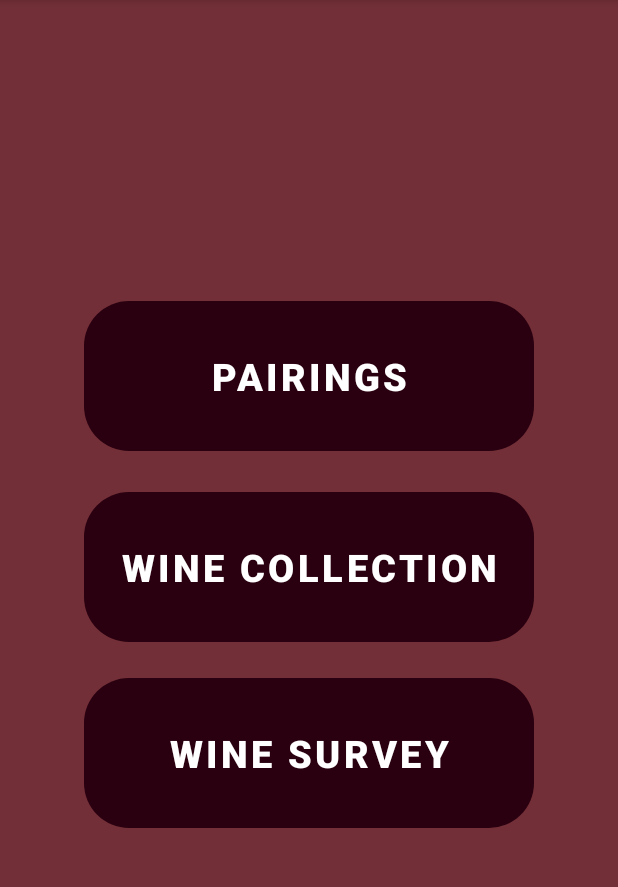
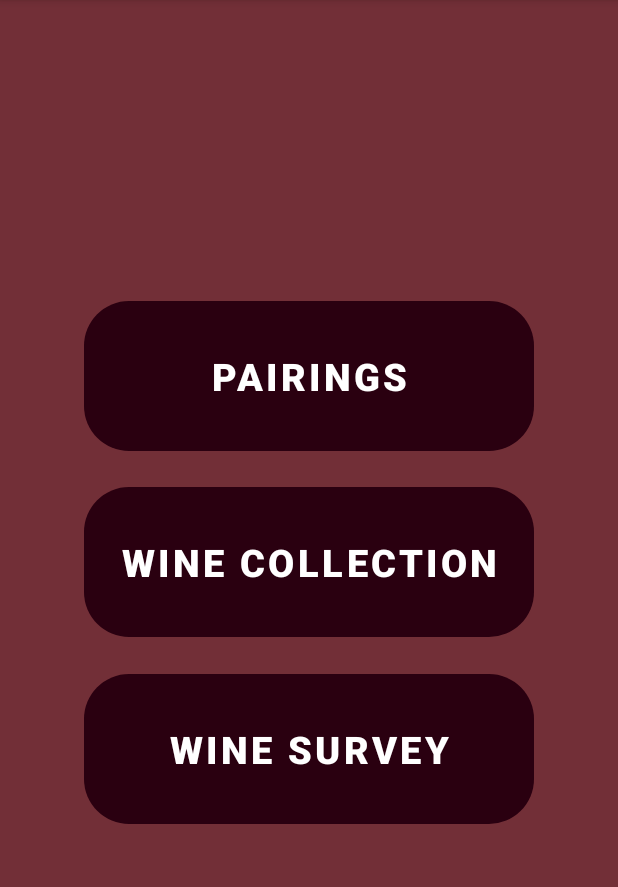
Before and after one commit to Burdj3/MySomm, an Android app: the screen it shows after launch (MainActivity), on a phone screen of 412 x 824 dp, the part 84-971 px from its top. Run offline under Robolectric (Android 15) with nearby library versions, the phone set to English and light mode, and no system bars.

Commit message:
Adjusting button layout for homescreen to be more equally spaced

```diff
--- a/app/src/main/res/layout/activity_main.xml
+++ b/app/src/main/res/layout/activity_main.xml
@@ -38,7 +38,7 @@
         app:layout_constraintHorizontal_bias="0.5"
         app:layout_constraintStart_toStartOf="parent"
         app:layout_constraintTop_toBottomOf="@+id/wineDishButton"
-        app:layout_constraintVertical_bias="0.075" />
+        app:layout_constraintVertical_bias="0.066" />
 
     <Button
         android:id="@+id/wineSurveyButton"
```
